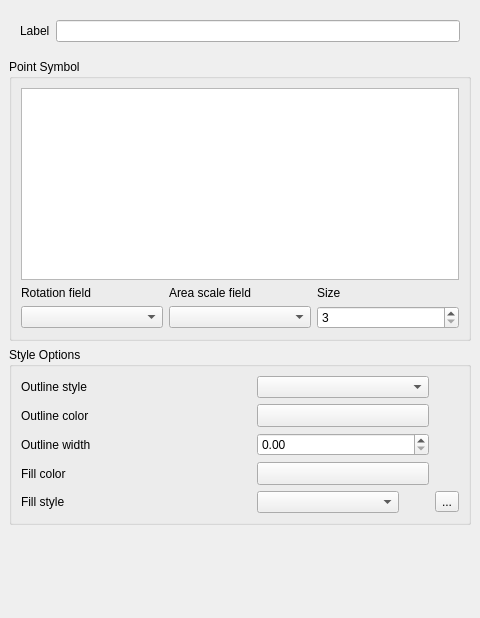
Qt form src/ui/qgssinglesymboldialogbase.ui (kadas-albireo/kadas-albireo) before a commit.
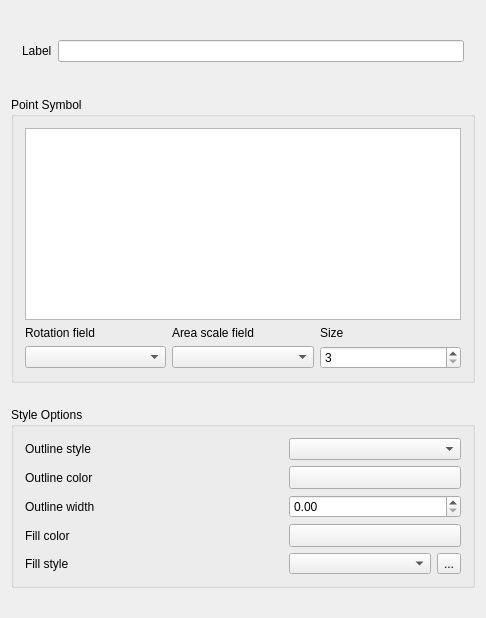
The same form after that commit. Custom widgets are drawn as their Qt base class.

Patch:
```diff
--- a/src/ui/qgssinglesymboldialogbase.ui
+++ b/src/ui/qgssinglesymboldialogbase.ui
@@ -5,14 +5,12 @@
    <rect>
     <x>0</x>
     <y>0</y>
-    <width>480</width>
+    <width>486</width>
     <height>618</height>
    </rect>
   </property>
   <property name="sizePolicy" >
-   <sizepolicy>
-    <hsizetype>0</hsizetype>
-    <vsizetype>0</vsizetype>
+   <sizepolicy vsizetype="Fixed" hsizetype="Fixed" >
     <horstretch>0</horstretch>
     <verstretch>0</verstretch>
    </sizepolicy>
@@ -21,187 +19,52 @@
    <string>Single Symbol</string>
   </property>
   <layout class="QGridLayout" >
-   <property name="margin" >
-    <number>9</number>
-   </property>
-   <property name="spacing" >
-    <number>6</number>
-   </property>
-   <item row="2" column="0" >
-    <widget class="QGroupBox" name="groupBox_3" >
-     <property name="sizePolicy" >
-      <sizepolicy>
-       <hsizetype>7</hsizetype>
-       <vsizetype>0</vsizetype>
-       <horstretch>0</horstretch>
-       <verstretch>0</verstretch>
-      </sizepolicy>
+   <item row="0" column="0" >
+    <layout class="QHBoxLayout" >
+     <property name="leftMargin" >
+      <number>11</number>
      </property>
-     <property name="title" >
-      <string>Style Options</string>
+     <property name="topMargin" >
+      <number>11</number>
      </property>
-     <layout class="QGridLayout" >
-      <property name="margin" >
-       <number>9</number>
-      </property>
-      <property name="spacing" >
-       <number>6</number>
-      </property>
-      <item row="4" column="2" >
-       <widget class="QToolButton" name="toolSelectTexture" >
-        <property name="text" >
-         <string>...</string>
-        </property>
-       </widget>
-      </item>
-      <item row="4" column="1" >
-       <widget class="QComboBox" name="cboFillStyle" >
-        <property name="maximumSize" >
-         <size>
-          <width>142</width>
-          <height>16777215</height>
-         </size>
-        </property>
-       </widget>
-      </item>
-      <item row="0" column="0" >
-       <widget class="QLabel" name="outlinecolorlabel_2" >
-        <property name="text" >
-         <string>Outline style</string>
-        </property>
-        <property name="buddy" >
-         <cstring>cboOutlineStyle</cstring>
-        </property>
-       </widget>
-      </item>
-      <item row="1" column="0" >
-       <widget class="QLabel" name="outlinecolorlabel" >
-        <property name="text" >
-         <string>Outline color</string>
-        </property>
-        <property name="buddy" >
-         <cstring>btnOutlineColor</cstring>
-        </property>
-       </widget>
-      </item>
-      <item row="2" column="0" >
-       <widget class="QLabel" name="outlinewidthlabel" >
-        <property name="text" >
-         <string>Outline width</string>
-        </property>
-       </widget>
-      </item>
-      <item row="3" column="0" >
-       <widget class="QLabel" name="fillcolorlabel" >
-        <property name="text" >
-         <string>Fill color</string>
-        </property>
-        <property name="buddy" >
-         <cstring>btnFillColor</cstring>
-        </property>
-       </widget>
-      </item>
-      <item row="4" column="0" >
-       <widget class="QLabel" name="fillcolorlabel_2" >
-        <property name="text" >
-         <string>Fill style</string>
-        </property>
-        <property name="buddy" >
-         <cstring>cboFillStyle</cstring>
-        </property>
-       </widget>
-      </item>
-      <item row="0" column="1" colspan="2" >
-       <widget class="QComboBox" name="cboOutlineStyle" >
-        <property name="sizePolicy" >
-         <sizepolicy>
-          <hsizetype>7</hsizetype>
-          <vsizetype>0</vsizetype>
-          <horstretch>0</horstretch>
-          <verstretch>0</verstretch>
-         </sizepolicy>
-        </property>
-        <property name="maximumSize" >
-         <size>
-          <width>172</width>
-          <height>16777215</height>
-         </size>
-        </property>
-       </widget>
-      </item>
-      <item row="1" column="1" >
-       <widget class="QgsColorButton" name="btnOutlineColor" >
-        <property name="sizePolicy" >
-         <sizepolicy>
-          <hsizetype>7</hsizetype>
-          <vsizetype>0</vsizetype>
-          <horstretch>0</horstretch>
-          <verstretch>0</verstretch>
-         </sizepolicy>
-        </property>
-        <property name="minimumSize" >
-         <size>
-          <width>172</width>
-          <height>0</height>
-         </size>
-        </property>
-        <property name="maximumSize" >
-         <size>
-          <width>136</width>
-          <height>16777215</height>
-         </size>
-        </property>
-        <property name="text" >
-         <string/>
-        </property>
-       </widget>
-      </item>
-      <item row="3" column="1" >
-       <widget class="QgsColorButton" name="btnFillColor" >
-        <property name="sizePolicy" >
-         <sizepolicy>
-          <hsizetype>7</hsizetype>
-          <vsizetype>0</vsizetype>
-          <horstretch>0</horstretch>
-          <verstretch>0</verstretch>
-         </sizepolicy>
-        </property>
-        <property name="minimumSize" >
-         <size>
-          <width>100</width>
-          <height>0</height>
-         </size>
-        </property>
-        <property name="maximumSize" >
-         <size>
-          <width>172</width>
-          <height>16777215</height>
-         </size>
-        </property>
-        <property name="text" >
-         <string/>
-        </property>
-       </widget>
-      </item>
-      <item row="2" column="1" colspan="2" >
-       <widget class="QDoubleSpinBox" name="outlinewidthspinbox" >
-        <property name="maximumSize" >
-         <size>
-          <width>172</width>
-          <height>16777215</height>
-         </size>
-        </property>
-       </widget>
-      </item>
-     </layout>
-    </widget>
+     <property name="rightMargin" >
+      <number>11</number>
+     </property>
+     <property name="bottomMargin" >
+      <number>11</number>
+     </property>
+     <item>
+      <widget class="QLabel" name="mLabel" >
+       <property name="minimumSize" >
+        <size>
+         <width>0</width>
+         <height>22</height>
+        </size>
+       </property>
+       <property name="text" >
+        <string>Label</string>
+       </property>
+       <property name="buddy" >
+        <cstring>mLabelEdit</cstring>
+       </property>
+      </widget>
+     </item>
+     <item>
+      <widget class="QLineEdit" name="mLabelEdit" >
+       <property name="minimumSize" >
+        <size>
+         <width>0</width>
+         <height>22</height>
+        </size>
+       </property>
+      </widget>
+     </item>
+    </layout>
    </item>
    <item row="1" column="0" >
     <widget class="QGroupBox" name="mGroupPoint" >
      <property name="sizePolicy" >
-      <sizepolicy>
-       <hsizetype>7</hsizetype>
-       <vsizetype>0</vsizetype>
+      <sizepolicy vsizetype="Fixed" hsizetype="Expanding" >
        <horstretch>0</horstretch>
        <verstretch>0</verstretch>
       </sizepolicy>
@@ -210,12 +73,6 @@
       <string>Point Symbol</string>
      </property>
      <layout class="QGridLayout" >
-      <property name="margin" >
-       <number>9</number>
-      </property>
-      <property name="spacing" >
-       <number>6</number>
-      </property>
       <item row="2" column="2" >
        <widget class="QSpinBox" name="mPointSizeSpinBox" >
         <property name="maximum" >
@@ -313,54 +170,182 @@
      </layout>
     </widget>
    </item>
-   <item row="0" column="0" >
-    <layout class="QHBoxLayout" >
-     <property name="margin" >
-      <number>11</number>
+   <item row="2" column="0" >
+    <widget class="QGroupBox" name="groupBox_3" >
+     <property name="sizePolicy" >
+      <sizepolicy vsizetype="Fixed" hsizetype="Expanding" >
+       <horstretch>0</horstretch>
+       <verstretch>0</verstretch>
+      </sizepolicy>
      </property>
-     <property name="spacing" >
-      <number>6</number>
+     <property name="title" >
+      <string>Style Options</string>
      </property>
-     <item>
-      <widget class="QLabel" name="mLabel" >
-       <property name="minimumSize" >
-        <size>
-         <width>0</width>
-         <height>22</height>
-        </size>
-       </property>
-       <property name="text" >
-        <string>Label</string>
-       </property>
-       <property name="buddy" >
-        <cstring>mLabelEdit</cstring>
-       </property>
-      </widget>
-     </item>
-     <item>
-      <widget class="QLineEdit" name="mLabelEdit" >
-       <property name="minimumSize" >
-        <size>
-         <width>0</width>
-         <height>22</height>
-        </size>
-       </property>
-      </widget>
-     </item>
-    </layout>
-   </item>
-   <item row="3" column="0" >
-    <spacer>
-     <property name="orientation" >
-      <enum>Qt::Vertical</enum>
-     </property>
-     <property name="sizeHint" >
-      <size>
-       <width>462</width>
-       <height>16</height>
-      </size>
-     </property>
-    </spacer>
+     <layout class="QGridLayout" >
+      <item row="0" column="0" >
+       <widget class="QLabel" name="outlinecolorlabel_2" >
+        <property name="text" >
+         <string>Outline style</string>
+        </property>
+        <property name="buddy" >
+         <cstring>cboOutlineStyle</cstring>
+        </property>
+       </widget>
+      </item>
+      <item row="0" column="1" >
+       <widget class="QComboBox" name="cboOutlineStyle" >
+        <property name="sizePolicy" >
+         <sizepolicy vsizetype="Fixed" hsizetype="Expanding" >
+          <horstretch>0</horstretch>
+          <verstretch>0</verstretch>
+         </sizepolicy>
+        </property>
+        <property name="minimumSize" >
+         <size>
+          <width>0</width>
+          <height>20</height>
+         </size>
+        </property>
+        <property name="maximumSize" >
+         <size>
+          <width>172</width>
+          <height>16777215</height>
+         </size>
+        </property>
+       </widget>
+      </item>
+      <item row="1" column="0" >
+       <widget class="QLabel" name="outlinecolorlabel" >
+        <property name="text" >
+         <string>Outline color</string>
+        </property>
+        <property name="buddy" >
+         <cstring>btnOutlineColor</cstring>
+        </property>
+       </widget>
+      </item>
+      <item row="1" column="1" >
+       <widget class="QgsColorButton" name="btnOutlineColor" >
+        <property name="sizePolicy" >
+         <sizepolicy vsizetype="Fixed" hsizetype="Expanding" >
+          <horstretch>0</horstretch>
+          <verstretch>0</verstretch>
+         </sizepolicy>
+        </property>
+        <property name="minimumSize" >
+         <size>
+          <width>172</width>
+          <height>20</height>
+         </size>
+        </property>
+        <property name="maximumSize" >
+         <size>
+          <width>136</width>
+          <height>16777215</height>
+         </size>
+        </property>
+        <property name="text" >
+         <string/>
+        </property>
+       </widget>
+      </item>
+      <item row="2" column="0" >
+       <widget class="QLabel" name="outlinewidthlabel" >
+        <property name="text" >
+         <string>Outline width</string>
+        </property>
+       </widget>
+      </item>
+      <item row="2" column="1" >
+       <widget class="QDoubleSpinBox" name="outlinewidthspinbox" >
+        <property name="minimumSize" >
+         <size>
+          <width>0</width>
+          <height>20</height>
+         </size>
+        </property>
+        <property name="maximumSize" >
+         <size>
+          <width>172</width>
+          <height>16777215</height>
+         </size>
+        </property>
+       </widget>
+      </item>
+      <item row="3" column="0" >
+       <widget class="QLabel" name="fillcolorlabel" >
+        <property name="text" >
+         <string>Fill color</string>
+        </property>
+        <property name="buddy" >
+         <cstring>btnFillColor</cstring>
+        </property>
+       </widget>
+      </item>
+      <item row="3" column="1" >
+       <widget class="QgsColorButton" name="btnFillColor" >
+        <property name="sizePolicy" >
+         <sizepolicy vsizetype="Fixed" hsizetype="Expanding" >
+          <horstretch>0</horstretch>
+          <verstretch>0</verstretch>
+         </sizepolicy>
+        </property>
+        <property name="minimumSize" >
+         <size>
+          <width>100</width>
+          <height>20</height>
+         </size>
+        </property>
+        <property name="maximumSize" >
+         <size>
+          <width>172</width>
+          <height>16777215</height>
+         </size>
+        </property>
+        <property name="text" >
+         <string/>
+        </property>
+       </widget>
+      </item>
+      <item row="4" column="0" >
+       <widget class="QLabel" name="fillcolorlabel_2" >
+        <property name="text" >
+         <string>Fill style</string>
+        </property>
+        <property name="buddy" >
+         <cstring>cboFillStyle</cstring>
+        </property>
+       </widget>
+      </item>
+      <item row="4" column="1" >
+       <layout class="QHBoxLayout" >
+        <item>
+         <widget class="QComboBox" name="cboFillStyle" >
+          <property name="minimumSize" >
+           <size>
+            <width>0</width>
+            <height>20</height>
+           </size>
+          </property>
+          <property name="maximumSize" >
+           <size>
+            <width>142</width>
+            <height>16777215</height>
+           </size>
+          </property>
+         </widget>
+        </item>
+        <item>
+         <widget class="QToolButton" name="toolSelectTexture" >
+          <property name="text" >
+           <string>...</string>
+          </property>
+         </widget>
+        </item>
+       </layout>
+      </item>
+     </layout>
+    </widget>
    </item>
   </layout>
  </widget>
```
Left out of the diff: 6 changed lines with no effect on the pictures.
